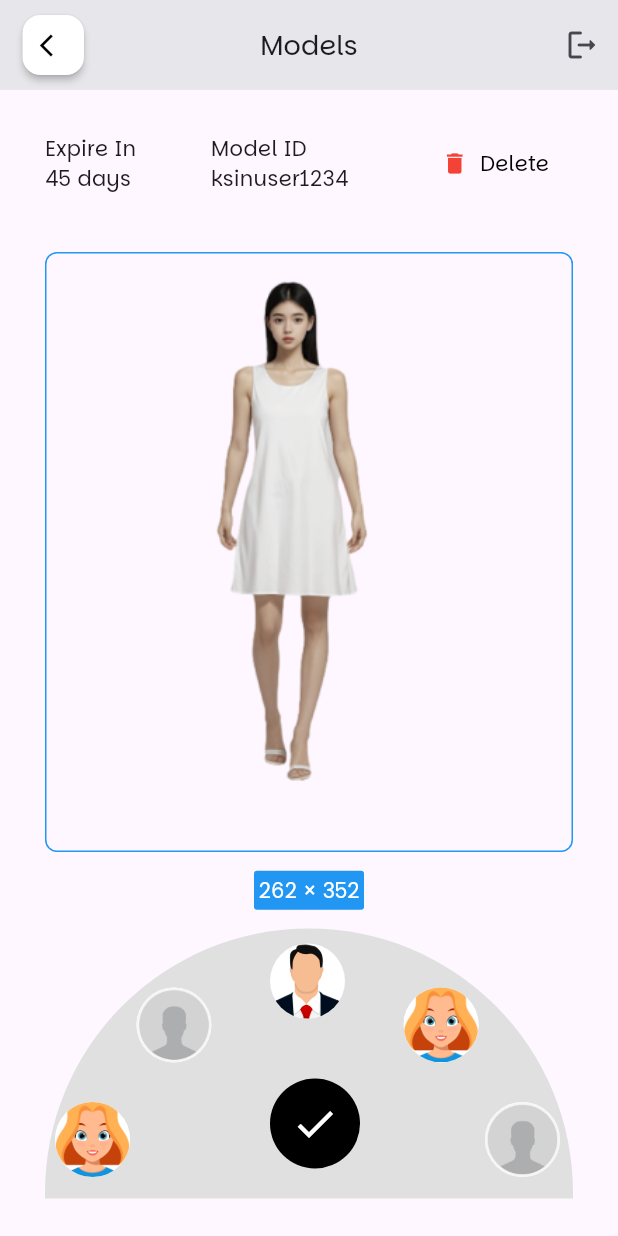
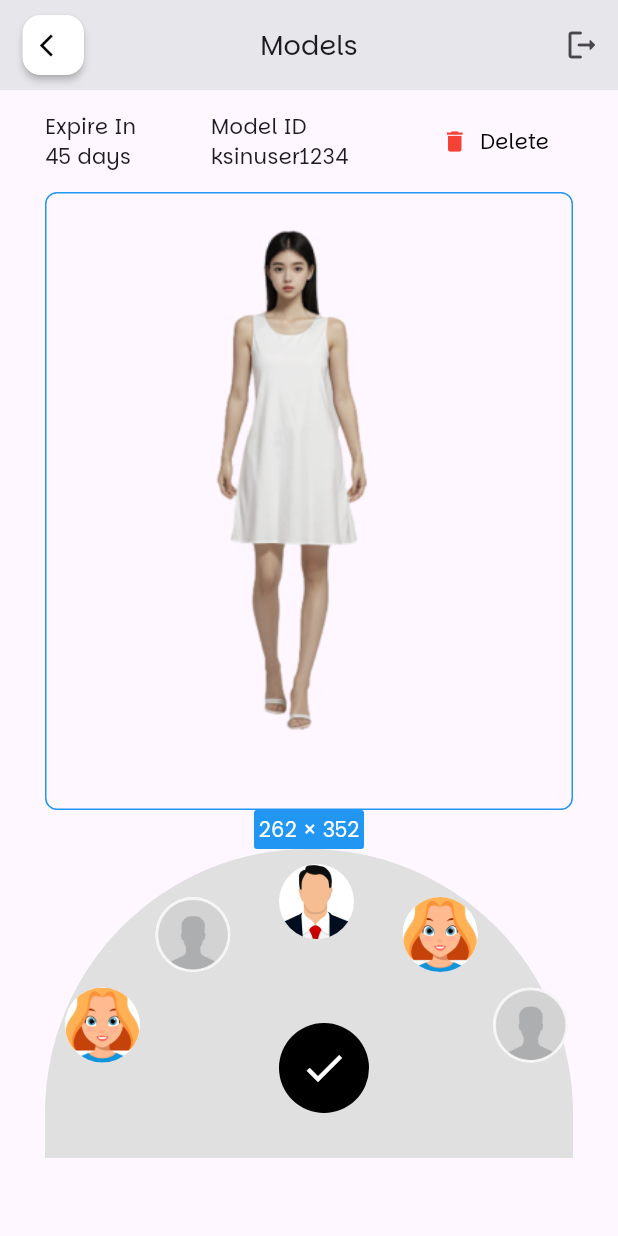
Before and after one commit to BhavnaPatel45/model_prj, a Flutter app: the HomeView screen opened by its route, on a phone screen of 412 x 824 dp. Run offline on Flutter 3.47's test engine with Material 3 defaults, Android fonts, the phone set to English and light mode, and no system bars; our stand-ins replace firebase_auth, firebase_core, get; accounts and stored records are empty.

Commit message:
new updates

```diff
--- a/lib/app/modules/homepage/views/homepage_view.dart
+++ b/lib/app/modules/homepage/views/homepage_view.dart
@@ -73,8 +73,11 @@ class HomeView extends GetView<HomeController> {
   }
 
   buildBody(context) {
-    return Padding(
-        padding: EdgeInsets.symmetric(vertical: 25, horizontal: 30),
+     double screenHeight = MediaQuery.of(context).size.height;
+  double screenWidth = MediaQuery.of(context).size.width;
+    return SingleChildScrollView(
+      child:  Padding(
+        padding: EdgeInsets.symmetric(vertical: 10, horizontal: 30),
         child: Column(
             mainAxisAlignment: MainAxisAlignment.spaceBetween,
             children: [
@@ -125,8 +128,10 @@ class HomeView extends GetView<HomeController> {
                 height: 10,
               ),
               Container(
-                height: 400,
-                width: 360,
+                // height: 400,
+                // width: 360,
+                 height: screenHeight * 0.5,
+            width: screenWidth * 0.9,
                 decoration: BoxDecoration(
                     border: Border.all(color: Colors.blue),
                     borderRadius: BorderRadius.circular(8)),
@@ -149,21 +154,21 @@ class HomeView extends GetView<HomeController> {
               Stack(
                 children: [
                   Container(
-                    // width: 400,
-                    height: 180,
+                height: screenHeight * 0.25,
                     decoration: BoxDecoration(
                       color: Colors.grey.shade300,
                       borderRadius: BorderRadius.vertical(
-                        top: Radius.circular(200),
+                        top:Radius.circular(MediaQuery.of(context).size.width / 2),
                         bottom: Radius.zero,
                       ),
                     ),
                   ),
                   ..._generateSemiCircularAvatars(
-                      _homeController.avatarImages, 150),
+                      _homeController.avatarImages, context),
                   Positioned(
-                      bottom: 20,
-                      left: 150,
+                      bottom: 30,
+                      // left: 140,
+                       left: screenWidth / 2 - 50,
                       child: CircleAvatar(
                         radius: 30,
                         backgroundColor: Colors.black,
@@ -171,20 +176,32 @@ class HomeView extends GetView<HomeController> {
                       ))
                 ],
               )
-            ]));
+            ]))
+ ,
+    );
   }
 
-  List<Widget> _generateSemiCircularAvatars(List<String> images, double radius) {
+
+
+List<Widget> _generateSemiCircularAvatars(
+    List<String> images, BuildContext context) {
   int itemCount = images.length;
 
-  double angleStep = (pi - 0.6) / (itemCount - 1);
-  double startAngle = -pi / 2 + 0.3;
+  double screenWidth = MediaQuery.of(context).size.width;
+  double screenHeight = MediaQuery.of(context).size.height;
+
+  double radius = screenWidth * 0.4;
+
+  double angleRange = pi;
+  double startAngle = -pi / 2;
+  double angleStep = angleRange / (itemCount + 1);
 
   return List.generate(itemCount, (index) {
-    double angle = startAngle + (index * angleStep);
+    double angle = startAngle + ((index + 1) * angleStep);
+
     return Positioned(
       top: radius * (1 - cos(angle)) + 10,
-      left: radius + radius * sin(angle),
+      left: screenWidth / 2 + radius * sin(angle) - 50,
       child: CircleAvatar(
         radius: 25,
         backgroundImage: AssetImage(images[index]),
@@ -194,4 +211,5 @@ class HomeView extends GetView<HomeController> {
   });
 }
 
+
 }
```
